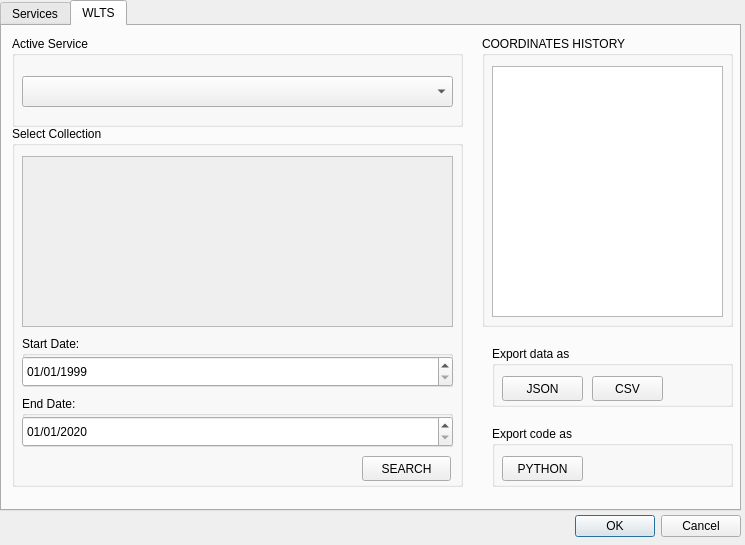
Qt form wlts_qgis/wlts_qgis_dialog_base.ui (brazil-data-cube/wlts-qgis) before a commit.
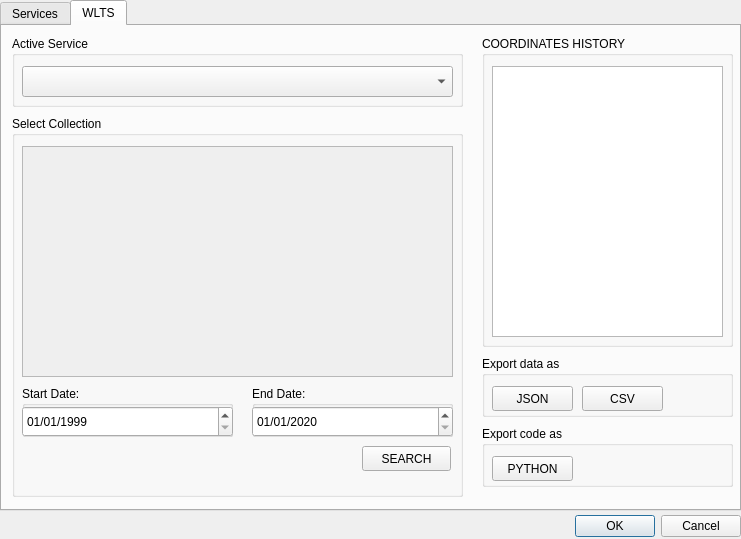
The same form after that commit. The open tabs and pages were chosen to show the change.

Commit message: [#45] Solving some bugs for user interface

Diff of the .ui file:
```diff
--- a/wlts_qgis/wlts_qgis_dialog_base.ui
+++ b/wlts_qgis/wlts_qgis_dialog_base.ui
@@ -6,8 +6,8 @@
    <rect>
     <x>0</x>
     <y>0</y>
-    <width>745</width>
-    <height>545</height>
+    <width>741</width>
+    <height>539</height>
    </rect>
   </property>
   <property name="windowTitle">
@@ -196,7 +196,7 @@
        <x>480</x>
        <y>10</y>
        <width>251</width>
-       <height>291</height>
+       <height>311</height>
       </rect>
      </property>
      <property name="title">
@@ -208,7 +208,7 @@
         <x>10</x>
         <y>30</y>
         <width>231</width>
-        <height>251</height>
+        <height>271</height>
        </rect>
       </property>
      </widget>
@@ -217,9 +217,9 @@
      <property name="geometry">
       <rect>
        <x>10</x>
-       <y>100</y>
+       <y>90</y>
        <width>451</width>
-       <height>361</height>
+       <height>381</height>
       </rect>
      </property>
      <property name="title">
@@ -231,7 +231,7 @@
         <x>10</x>
         <y>30</y>
         <width>431</width>
-        <height>171</height>
+        <height>231</height>
        </rect>
       </property>
       <property name="title">
@@ -243,7 +243,7 @@
          <x>0</x>
          <y>0</y>
          <width>431</width>
-         <height>171</height>
+         <height>231</height>
         </rect>
        </property>
        <property name="widgetResizable">
@@ -255,7 +255,7 @@
           <x>0</x>
           <y>0</y>
           <width>429</width>
-          <height>169</height>
+          <height>229</height>
          </rect>
         </property>
        </widget>
@@ -265,8 +265,8 @@
       <property name="geometry">
        <rect>
         <x>10</x>
-        <y>210</y>
-        <width>431</width>
+        <y>270</y>
+        <width>211</width>
         <height>51</height>
        </rect>
       </property>
@@ -278,7 +278,7 @@
         <rect>
          <x>0</x>
          <y>20</y>
-         <width>431</width>
+         <width>211</width>
          <height>31</height>
         </rect>
        </property>
@@ -300,9 +300,9 @@
      <widget class="QGroupBox" name="end_date_group">
       <property name="geometry">
        <rect>
-        <x>10</x>
+        <x>240</x>
         <y>270</y>
-        <width>431</width>
+        <width>201</width>
         <height>51</height>
        </rect>
       </property>
@@ -314,7 +314,7 @@
         <rect>
          <x>0</x>
          <y>20</y>
-         <width>431</width>
+         <width>201</width>
          <height>31</height>
         </rect>
        </property>
@@ -353,7 +353,7 @@
        <x>10</x>
        <y>10</y>
        <width>451</width>
-       <height>91</height>
+       <height>71</height>
       </rect>
      </property>
      <property name="title">
@@ -363,7 +363,7 @@
       <property name="geometry">
        <rect>
         <x>10</x>
-        <y>40</y>
+        <y>30</y>
         <width>431</width>
         <height>31</height>
        </rect>
@@ -373,9 +373,9 @@
     <widget class="QGroupBox" name="exporting_files">
      <property name="geometry">
       <rect>
-       <x>490</x>
-       <y>320</y>
-       <width>241</width>
+       <x>480</x>
+       <y>330</y>
+       <width>251</width>
        <height>61</height>
       </rect>
      </property>
@@ -387,7 +387,7 @@
        <rect>
         <x>100</x>
         <y>30</y>
-        <width>71</width>
+        <width>81</width>
         <height>25</height>
        </rect>
       </property>
@@ -422,9 +422,9 @@
     <widget class="QGroupBox" name="exporting_files_2">
      <property name="geometry">
       <rect>
-       <x>490</x>
+       <x>480</x>
        <y>400</y>
-       <width>241</width>
+       <width>251</width>
        <height>61</height>
       </rect>
      </property>
@@ -450,9 +450,9 @@
   <widget class="QDialogButtonBox" name="button_box">
    <property name="geometry">
     <rect>
-     <x>400</x>
+     <x>0</x>
      <y>510</y>
-     <width>341</width>
+     <width>741</width>
      <height>32</height>
     </rect>
    </property>
```
Left out of the diff: 89 changed lines with no effect on the pictures. The commit also changes 2 other files.
